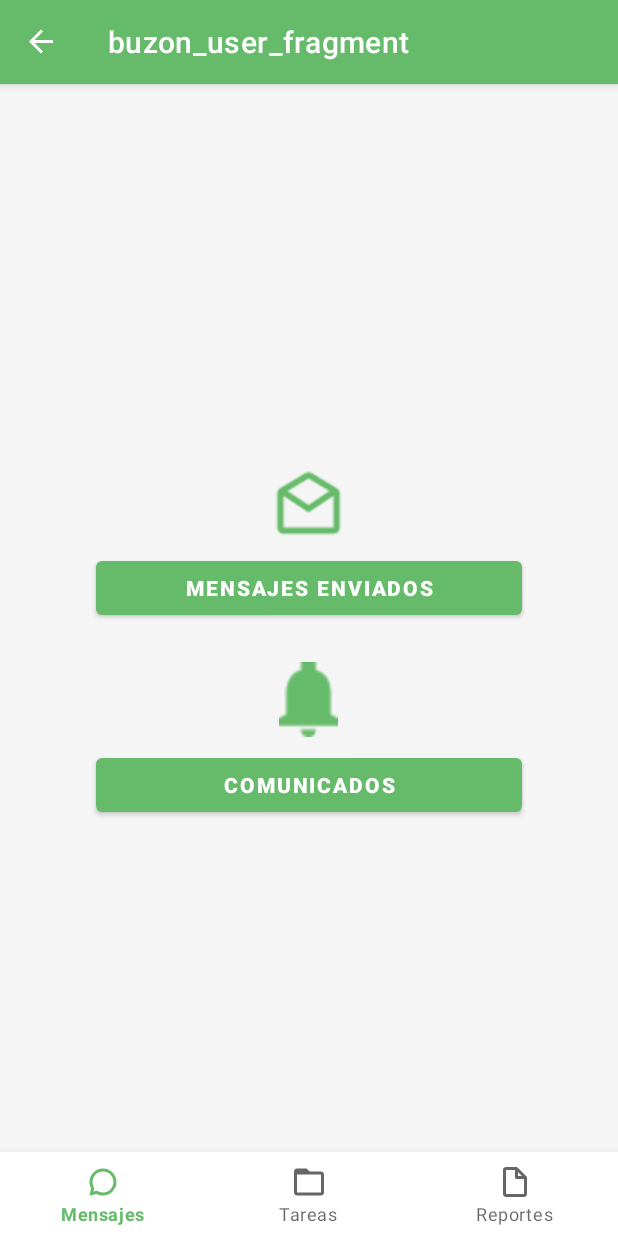
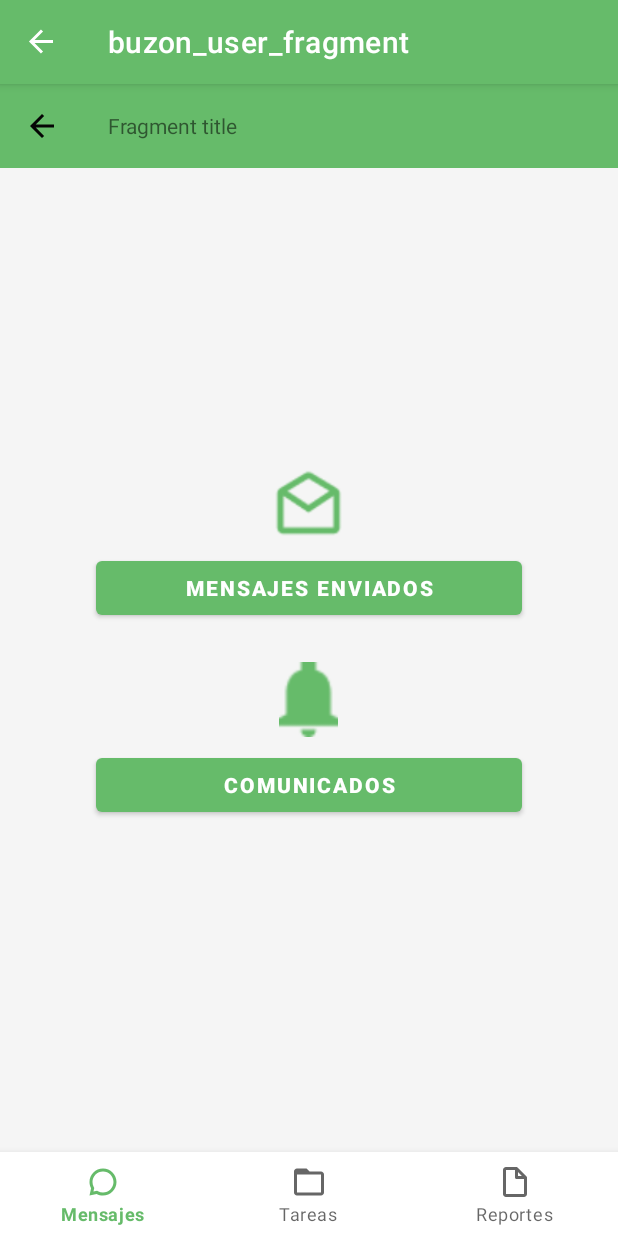
Before and after one commit to FridaRojas/SemilleroEKT, an Android app: the screen it shows after launch (HomeActivity), on a phone screen of 412 x 824 dp. Run offline under Robolectric (Android 15) with nearby library versions, the phone set to English and light mode, and no system bars; our stand-ins replace navigation-ui.

Commit message:
Consumo con api funcionando y prueba de toolbar

```diff
--- a/Android/app/src/main/java/com/example/agileus/ui/modulomensajeriabuzon/b/BuzonUserFragment.kt
+++ b/Android/app/src/main/java/com/example/agileus/ui/modulomensajeriabuzon/b/BuzonUserFragment.kt
@@ -6,10 +6,13 @@ import androidx.fragment.app.Fragment
 import android.view.LayoutInflater
 import android.view.View
 import android.view.ViewGroup
+import android.widget.Toast
 import androidx.navigation.fragment.findNavController
 import com.example.agileus.R
 import com.example.agileus.databinding.BuzonUserFragmentBinding
 import com.example.agileus.databinding.FragmentBuzonBinding
+import androidx.appcompat.widget.Toolbar
+
 
 class BuzonUserFragment : Fragment() {
 
@@ -17,7 +20,9 @@ class BuzonUserFragment : Fragment() {
     private var _binding: BuzonUserFragmentBinding? = null
     private val binding get() = _binding!!
 
-
+    override fun onCreate(savedInstanceState: Bundle?) {
+        super.onCreate(savedInstanceState)
+    }
 
     override fun onCreateView(
         inflater: LayoutInflater, container: ViewGroup?,
@@ -32,6 +37,14 @@ class BuzonUserFragment : Fragment() {
 
     override fun onViewCreated(view: View, savedInstanceState: Bundle?) {
         super.onViewCreated(view, savedInstanceState)
+
+        val toolbar: Toolbar = binding.toolbar
+        toolbar.setNavigationIcon(com.example.agileus.R.drawable.ic_back_button)
+        toolbar.setNavigationOnClickListener(View.OnClickListener {
+   //         requireActivity().onBackPressed()
+            findNavController().navigate(R.id.action_buzonUserFragment_to_navigation_home)
+            //          Toast.makeText(requireContext(),"hola",Toast.LENGTH_SHORT).show()
+        })
 
         binding.mensajesrecibidos.setOnClickListener {
             BuzonFragment.control = 1
--- a/Android/app/src/main/java/com/example/agileus/utils/Constantes.kt
+++ b/Android/app/src/main/java/com/example/agileus/utils/Constantes.kt
@@ -7,6 +7,6 @@ object Constantes {
     val URL_Tareas_Enviadas=""
     val URL_Tareas_Recibidas=""
     var URL_BASE1 = "https://firebasestorage.googleapis.com/v0/b/uber-test-c9f54.appspot.com/o/"
-    var URL_BASE2 = "http://us-central1-demoapirestbroadcast.cloudfunctions.net/app/"
+    var URL_BASE2 = "https://us-central1-demoapirestbroadcast.cloudfunctions.net/app/"
 
 }
--- a/Android/app/src/main/java/com/example/agileus/webservices/apis/BuzonApi.kt
+++ b/Android/app/src/main/java/com/example/agileus/webservices/apis/BuzonApi.kt
@@ -3,6 +3,8 @@ package com.example.agileus.webservices.apis
 
 import com.example.agileus.Models.Buzon
 import retrofit2.Call
+import retrofit2.Response
+import retrofit2.http.Body
 import retrofit2.http.GET
 import retrofit2.http.POST
 
@@ -11,6 +13,6 @@ interface BuzonApi {
     @GET("api/Buzon/")
     fun getmensajesbuzon(): Call<ArrayList<Buzon>>
 
-    @POST("api/Mensajes/")
-    fun postmensajesbuzon(): Call<ArrayList<Buzon>>
+    @POST("api/Mensajes")
+    suspend fun pushpost(@Body buzon:Buzon): Response<Buzon>
 }
--- /dev/null
+++ b/Android/app/src/main/res/drawable/ic_back_button.xml
@@ -0,0 +1,5 @@
+<vector android:autoMirrored="true" android:height="24dp"
+    android:tint="#050505" android:viewportHeight="24"
+    android:viewportWidth="24" android:width="24dp" xmlns:android="http://schemas.android.com/apk/res/android">
+    <path android:fillColor="@android:color/white" android:pathData="M20,11H7.83l5.59,-5.59L12,4l-8,8 8,8 1.41,-1.41L7.83,13H20v-2z"/>
+</vector>
--- a/Android/app/src/main/res/layout/buzon_user_fragment.xml
+++ b/Android/app/src/main/res/layout/buzon_user_fragment.xml
@@ -5,7 +5,24 @@
     android:layout_height="match_parent"
     xmlns:app="http://schemas.android.com/apk/res-auto"
     tools:context=".ui.modulomensajeriabuzon.b.BuzonUserFragment"
-    android:background="#F5F5F5">
+    android:background="#F5F5F5"
+    android:orientation="vertical">
+
+    <androidx.appcompat.widget.Toolbar
+        android:id="@+id/toolbar"
+        android:layout_width="match_parent"
+        android:layout_height="?attr/actionBarSize"
+        android:background="?attr/colorPrimary"
+        android:theme="@style/ThemeOverlay.AppCompat.ActionBar"
+        app:popupTheme="@style/ThemeOverlay.AppCompat.Light"
+        tools:ignore="MissingConstraints">
+
+        <TextView
+            android:layout_width="wrap_content"
+            android:layout_height="wrap_content"
+            android:text="Fragment title"/>
+
+    </androidx.appcompat.widget.Toolbar>
 
 
     <LinearLayout
--- a/Android/app/src/main/res/layout/mensaje_broadcasting_user.xml
+++ b/Android/app/src/main/res/layout/mensaje_broadcasting_user.xml
@@ -12,7 +12,6 @@
     <com.google.android.material.textfield.TextInputLayout
 
         android:background="#F5F5F5"
-        android:id="@+id/Asunto"
         android:layout_width="match_parent"
         android:layout_height="wrap_content"
         android:hint="@string/asunto"
@@ -24,6 +23,7 @@
 
         <com.google.android.material.textfield.TextInputEditText
 
+            android:id="@+id/Asunto"
             app:endIconDrawable="@drawable/ic_baseline_close_24"
             app:endIconContentDescription="@string/asunto"
             app:endIconMode="clear_text"
@@ -37,7 +37,6 @@
     <com.google.android.material.textfield.TextInputLayout
 
         android:background="#F5F5F5"
-        android:id="@+id/Mensajes"
         android:layout_width="match_parent"
         android:layout_height="wrap_content"
         android:hint="@string/mensaje_nuevo"
@@ -49,6 +48,7 @@
 
         <com.google.android.material.textfield.TextInputEditText
 
+            android:id="@+id/Mensajes"
             app:endIconDrawable="@drawable/ic_baseline_close_24"
             app:endIconContentDescription="@string/mensaje_nuevo"
             app:endIconMode="clear_text"
@@ -63,7 +63,6 @@
     <com.google.android.material.textfield.TextInputLayout
 
         android:background="#F5F5F5"
-        android:id="@+id/Responsable"
         android:layout_width="match_parent"
         android:layout_height="wrap_content"
         android:hint="Destinatario : Broadcast"
@@ -75,6 +74,7 @@
 
         <com.google.android.material.textfield.TextInputEditText
 
+            android:id="@+id/Responsable"
             android:layout_width="match_parent"
             android:layout_height="wrap_content"
             android:inputType="none"
--- a/Android/app/src/main/res/navigation/mobile_navigation.xml
+++ b/Android/app/src/main/res/navigation/mobile_navigation.xml
@@ -9,7 +9,11 @@
         android:id="@+id/navigation_home"
         android:name="com.example.agileus.ui.modulomensajeria.listacontactos.HomeFragment"
         android:label="@string/title_home"
-        tools:layout="@layout/fragment_home" />
+        tools:layout="@layout/fragment_home" >
+        <action
+            android:id="@+id/action_navigation_home_to_buzonUserFragment"
+            app:destination="@id/buzonUserFragment" />
+    </fragment>
 
     <fragment
         android:id="@+id/navigation_dashboard"
@@ -34,7 +38,13 @@
         android:id="@+id/buzonDetallesFragment"
         android:name="com.example.agileus.ui.modulomensajeriabuzon.b.BuzonDetallesFragment"
         android:label="buzon_detalles_fragment"
-        tools:layout="@layout/buzon_detalles_fragment" />
+        tools:layout="@layout/buzon_detalles_fragment" >
+        <action
+            android:id="@+id/action_buzonDetallesFragment_to_buzonFragment"
+            app:destination="@id/buzonFragment"
+            app:popUpTo="@id/buzonFragment"
+            app:popUpToInclusive="true"/>
+    </fragment>
 
     <fragment
         android:id="@+id/reporteMensajesFragment"
@@ -71,11 +81,24 @@
         <action
             android:id="@+id/action_buzonUserFragment_to_buzonDetallesUserFragment"
             app:destination="@id/buzonDetallesUserFragment" />
+        <action
+            android:id="@+id/action_buzonUserFragment_to_navigation_home"
+            app:destination="@id/navigation_home"
+            app:popUpTo="@id/navigation_home"
+            app:popUpToInclusive="true"/>
+        />
     </fragment>
     <fragment
         android:id="@+id/buzonDetallesUserFragment"
         android:name="com.example.agileus.ui.modulomensajeriabuzon.b.BuzonDetallesUserFragment"
         android:label="buzon_detalles_user_fragment"
-        tools:layout="@layout/buzon_detalles_user_fragment" />
+        tools:layout="@layout/buzon_detalles_user_fragment" >
+        <action
+            android:id="@+id/action_buzonDetallesUserFragment_to_buzonUserFragment"
+            app:destination="@id/buzonUserFragment"
+            app:popUpTo="@id/buzonUserFragment"
+            app:popUpToInclusive="true"/>
+        />
+    </fragment>
 
 </navigation>
```
Also changed, not shown: Android/app/src/main/java/com/example/agileus/Dialogos/DialogoSenderBroadcast.kt (+21 -9 lines), Android/app/src/main/java/com/example/agileus/Dialogos/DialogoSenderUser.kt (+5 -4 lines), Android/app/src/main/java/com/example/agileus/providers/ProviderBuzon.kt (+12 -0 lines), Android/app/src/main/java/com/example/agileus/ui/modulomensajeriabuzon/b/BuzonDetallesFragment.kt (+28 -2 lines), Android/app/src/main/java/com/example/agileus/ui/modulomensajeriabuzon/b/BuzonDetallesUserFragment.kt (+23 -4 lines), Android/app/src/main/java/com/example/agileus/ui/modulomensajeriabuzon/b/BuzonDetallesUserViewModel.kt (+25 -12 lines), Android/app/src/main/java/com/example/agileus/ui/modulomensajeriabuzon/b/BuzonDetallesViewModel.kt (+27 -1 lines), Android/app/src/main/res/layout/buzon_detalles_user_fragment.xml (+12 -0 lines), Android/app/src/main/res/layout/mensaje_broadcasting.xml (+2 -5 lines).
